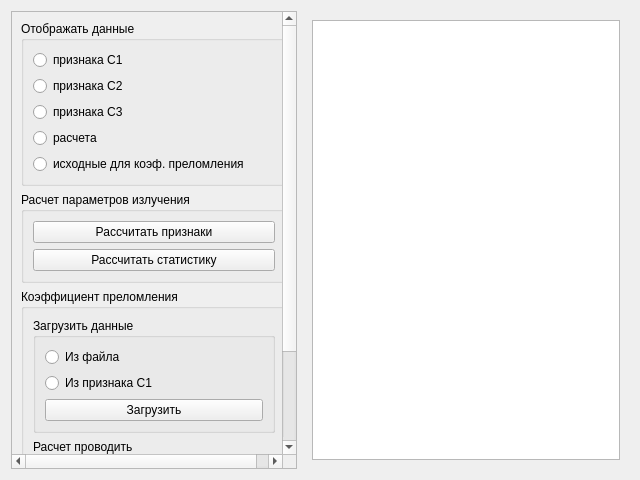
First picture: the form in calc3window.ui, repository astroidis/stokes-ui, before the edit.
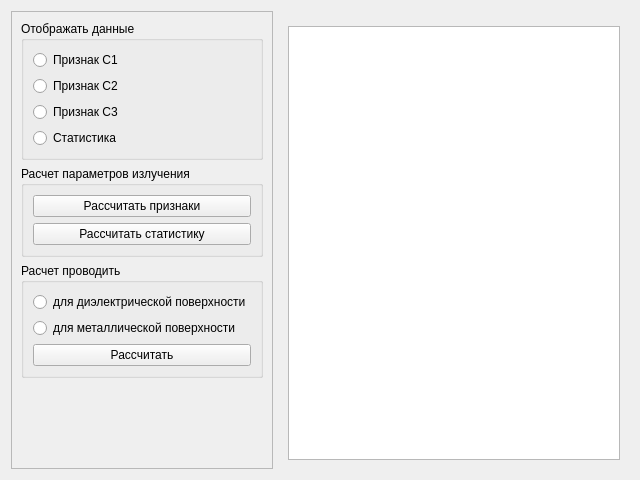
Second picture: the form after the edit.

Diff of the .ui file:
```diff
--- a/calc3window.ui
+++ b/calc3window.ui
@@ -85,7 +85,10 @@
      </widget>
     </widget>
    </item>
-   <item row="1" column="0">
+   <item row="0" column="1">
+    <layout class="QHBoxLayout" name="toolLayout"/>
+   </item>
+   <item row="0" column="0" rowspan="2">
     <layout class="QHBoxLayout" name="horizontalLayout_2">
      <item>
       <widget class="QScrollArea" name="scrollArea">
@@ -103,8 +106,8 @@
          <rect>
           <x>0</x>
           <y>0</y>
-          <width>270</width>
-          <height>551</height>
+          <width>246</width>
+          <height>458</height>
          </rect>
         </property>
         <layout class="QVBoxLayout" name="verticalLayout_7">
@@ -117,35 +120,28 @@
             <item>
              <widget class="QRadioButton" name="c1rbtn">
               <property name="text">
-               <string>признака С1</string>
+               <string>Признак С1</string>
               </property>
              </widget>
             </item>
             <item>
              <widget class="QRadioButton" name="c2rbtn">
               <property name="text">
-               <string>признака С2</string>
+               <string>Признак С2</string>
               </property>
              </widget>
             </item>
             <item>
              <widget class="QRadioButton" name="c3rbtn">
               <property name="text">
-               <string>признака С3</string>
+               <string>Признак С3</string>
               </property>
              </widget>
             </item>
             <item>
              <widget class="QRadioButton" name="calcrbtn">
               <property name="text">
-               <string>расчета</string>
-              </property>
-             </widget>
-            </item>
-            <item>
-             <widget class="QRadioButton" name="srcrbtn">
-              <property name="text">
-               <string>исходные для коэф. преломления</string>
+               <string>Статистика</string>
               </property>
              </widget>
             </item>
@@ -176,42 +172,6 @@
           </widget>
          </item>
          <item>
-          <widget class="QGroupBox" name="refractionGroup">
-           <property name="title">
-            <string>Коэффициент преломления</string>
-           </property>
-           <layout class="QVBoxLayout" name="verticalLayout_2">
-            <item>
-             <widget class="QGroupBox" name="loadGroup">
-              <property name="title">
-               <string>Загрузить данные</string>
-              </property>
-              <layout class="QVBoxLayout" name="verticalLayout_3">
-               <item>
-                <widget class="QRadioButton" name="loadfilerbtn">
-                 <property name="text">
-                  <string>Из файла</string>
-                 </property>
-                </widget>
-               </item>
-               <item>
-                <widget class="QRadioButton" name="loadc1rbtn">
-                 <property name="text">
-                  <string>Из признака С1</string>
-                 </property>
-                </widget>
-               </item>
-               <item>
-                <widget class="QPushButton" name="loadpbtn">
-                 <property name="text">
-                  <string>Загрузить</string>
-                 </property>
-                </widget>
-               </item>
-              </layout>
-             </widget>
-            </item>
-            <item>
              <widget class="QGroupBox" name="calcGroup">
               <property name="title">
                <string>Расчет проводить</string>
@@ -241,9 +201,6 @@
               </layout>
              </widget>
             </item>
-           </layout>
-          </widget>
-         </item>
          <item>
           <spacer name="verticalSpacer">
            <property name="orientation">
```
Left out of the diff: 5 changed lines with no effect on the pictures. Lines whose indentation alone changed are shown as unchanged.
